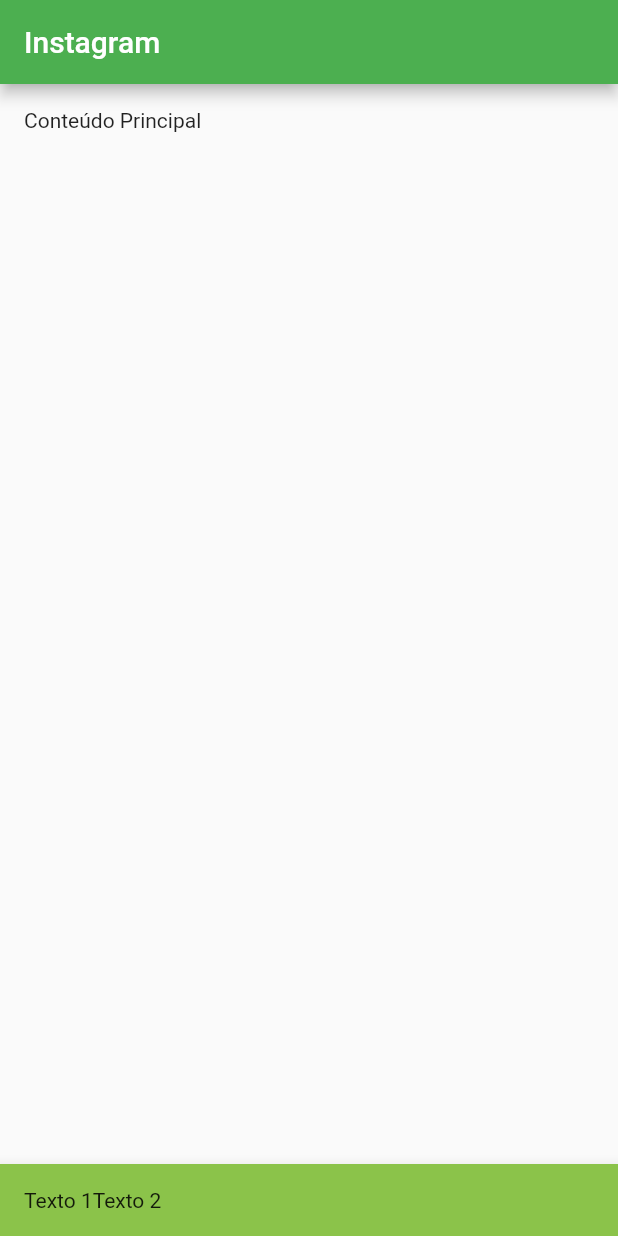
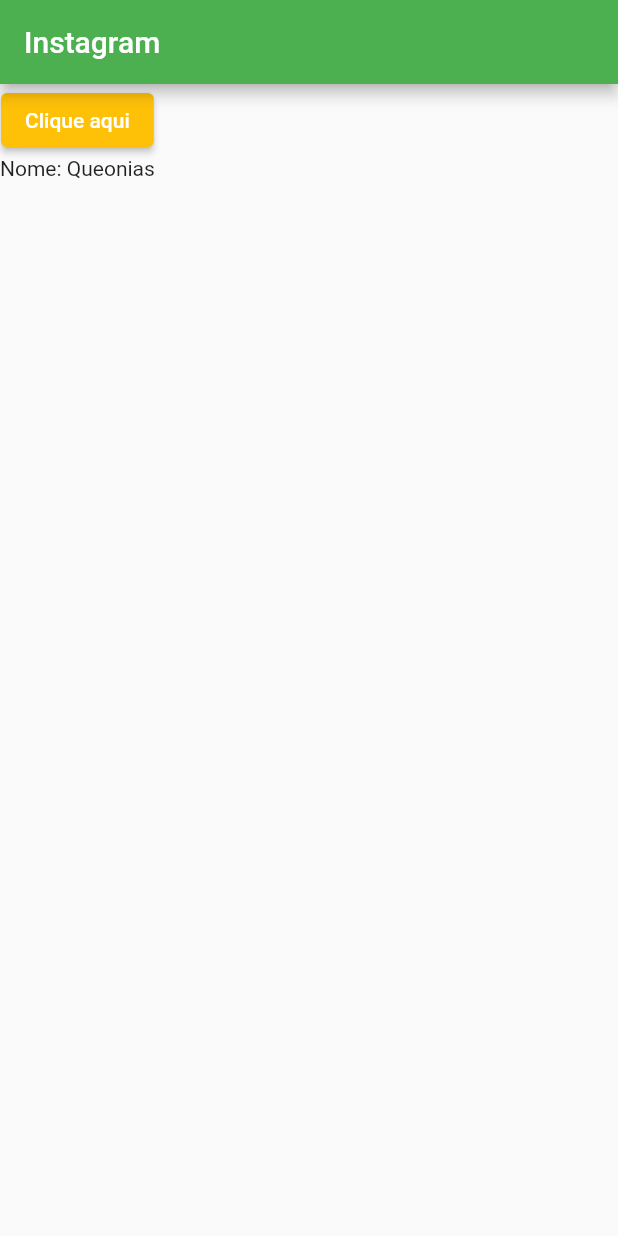
Before and after one commit to Queonias/Flutter-estudos, a Flutter app: the screen it shows after launch, on a phone screen of 412 x 824 dp. Run offline on Flutter 3.47's test engine with Material 2 defaults, Android fonts, the phone set to English and light mode, and no system bars.

```diff
--- a/lib/main.dart
+++ b/lib/main.dart
@@ -1,29 +1,83 @@
 import 'package:flutter/material.dart';
 
+/*
+  Stateless -> Widgets que não podem ser alterados (constantes)
+  Stateful -> Widgets que podem ser alterados (variáveis)
+*/
+
 void main() {
-  runApp(MaterialApp(
+  runApp(const MaterialApp(
     debugShowCheckedModeBanner: false,
-    home: Scaffold(
+    home: HomeStateful(),
+  ));
+}
+
+class HomeStateful extends StatefulWidget {
+  const HomeStateful({super.key});
+
+  @override
+  State<HomeStateful> createState() => _HomeStatefulState();
+}
+
+class _HomeStatefulState extends State<HomeStateful> {
+  var texto = "Queonias";
+  @override
+  Widget build(BuildContext context) {
+    return Scaffold(
       appBar: AppBar(
         title: const Text("Instagram"),
         backgroundColor: Colors.green,
       ),
-      body: const Padding(
-        padding: EdgeInsets.all(16),
-        child: Text("Conteúdo Principal"),
-      ),
-      bottomNavigationBar: const BottomAppBar(
-        color: Colors.lightGreen,
-        child: Padding(
-          padding: EdgeInsets.all(16),
-          child: Row(
-            children: [
-              Text("Texto 1"),
-              Text("Texto 2"),
-            ],
-          ),
+      body: Container(
+        child: Column(
+          children: [
+            ElevatedButton(
+              onPressed: () {
+                setState(() {
+                  texto = "Curso Flutter";
+                });
+              },
+              style: ElevatedButton.styleFrom(
+                backgroundColor: Colors.amber, // Cor do botão
+              ),
+              child: const Text("Clique aqui"),
+            ),
+            Text("Nome: $texto")
+          ],
         ),
       ),
-    ),
-  ));
+    );
+  }
 }
+
+// class Home extends StatelessWidget {
+//   const Home({super.key});
+
+//   @override
+//   Widget build(BuildContext context) {
+//     var titulo = "Instagram";
+
+//     return Scaffold(
+//       appBar: AppBar(
+//         title: Text(titulo),
+//         backgroundColor: Colors.green,
+//       ),
+//       body: const Padding(
+//         padding: EdgeInsets.all(16),
+//         child: Text("Conteúdo Principal"),
+//       ),
+//       bottomNavigationBar: const BottomAppBar(
+//         color: Colors.lightGreen,
+//         child: Padding(
+//           padding: EdgeInsets.all(16),
+//           child: Row(
+//             children: [
+//               Text("Texto 1"),
+//               Text("Texto 2"),
+//             ],
+//           ),
+//         ),
+//       ),
+//     );
+//   }
+// }
```
